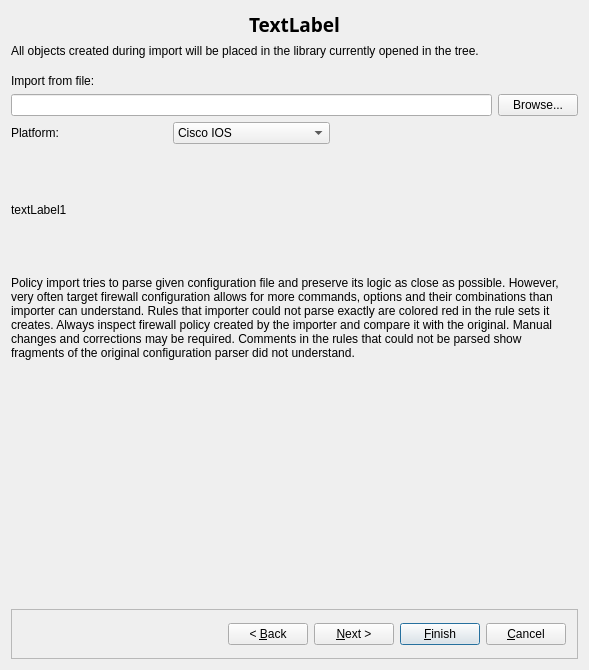
Above: src/gui/discoverydruid_q.ui from fwbuilder/fwbuilder before the change. Below: the same form after it.
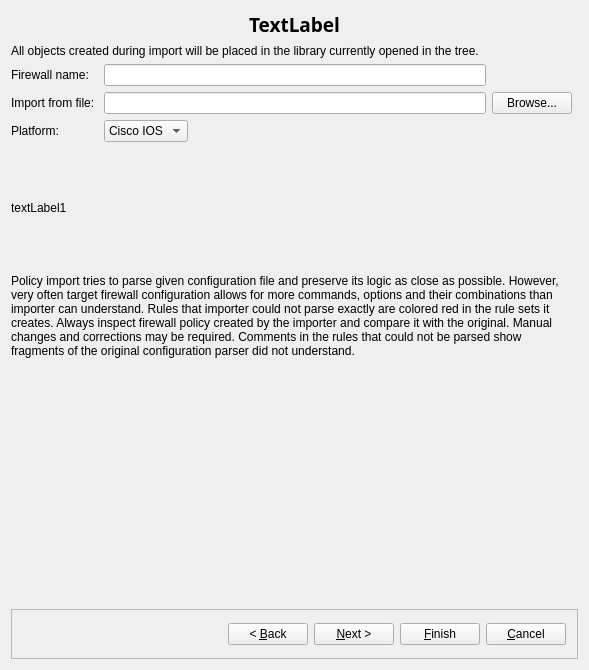
That is the form after the change. The open tabs and pages were chosen to show the change.

Commit message: Added firewall name input to policy import dialog (fixed #1596)

Patch:
```diff
--- a/src/gui/discoverydruid_q.ui
+++ b/src/gui/discoverydruid_q.ui
@@ -45,7 +45,7 @@
    <item>
     <widget class="QStackedWidget" name="stackedWidget">
      <property name="currentIndex">
-      <number>0</number>
+      <number>6</number>
      </property>
      <widget class="QWidget" name="WizardPage0">
       <layout class="QGridLayout">
@@ -272,7 +272,7 @@
          </property>
         </widget>
        </item>
-       <item row="9" column="1">
+       <item row="11" column="1">
         <spacer>
          <property name="orientation">
           <enum>Qt::Vertical</enum>
@@ -288,7 +288,7 @@
          </property>
         </spacer>
        </item>
-       <item row="8" column="0" colspan="4">
+       <item row="10" column="0" colspan="4">
         <widget class="QLabel" name="textLabel2_4">
          <property name="text">
           <string>Policy import tries to parse given configuration file and preserve its logic as close as possible. However, very often target firewall configuration allows for more commands, options and their combinations than importer can understand. Rules that importer could not parse exactly are colored red in the rule sets it creates. Always inspect firewall policy created by the importer and compare it with the original. Manual changes and corrections may be required. Comments in the rules that could not be parsed show fragments of the original configuration parser did not understand.</string>
@@ -301,47 +301,7 @@
          </property>
         </widget>
        </item>
-       <item row="2" column="0" colspan="4">
-        <widget class="QLabel" name="textLabel1_7">
-         <property name="text">
-          <string>Import from file: </string>
-         </property>
-         <property name="wordWrap">
-          <bool>false</bool>
-         </property>
-        </widget>
-       </item>
-       <item row="3" column="0" colspan="3">
-        <widget class="QLineEdit" name="import_filename"/>
-       </item>
-       <item row="3" column="3">
-        <widget class="QPushButton" name="import_browse">
-         <property name="sizePolicy">
-          <sizepolicy hsizetype="Fixed" vsizetype="Fixed">
-           <horstretch>0</horstretch>
-           <verstretch>0</verstretch>
-          </sizepolicy>
-         </property>
-         <property name="text">
-          <string>Browse...</string>
-         </property>
-        </widget>
-       </item>
-       <item row="4" column="1">
-        <widget class="QComboBox" name="import_platform">
-         <item>
-          <property name="text">
-           <string>Cisco IOS</string>
-          </property>
-         </item>
-         <item>
-          <property name="text">
-           <string>iptables</string>
-          </property>
-         </item>
-        </widget>
-       </item>
-       <item row="4" column="0">
+       <item row="6" column="0">
         <widget class="QLabel" name="textLabel2_3">
          <property name="text">
           <string>Platform:</string>
@@ -351,23 +311,7 @@
          </property>
         </widget>
        </item>
-       <item row="4" column="2" colspan="2">
-        <spacer>
-         <property name="orientation">
-          <enum>Qt::Horizontal</enum>
-         </property>
-         <property name="sizeType">
-          <enum>QSizePolicy::Expanding</enum>
-         </property>
-         <property name="sizeHint" stdset="0">
-          <size>
-           <width>110</width>
-           <height>20</height>
-          </size>
-         </property>
-        </spacer>
-       </item>
-       <item row="6" column="0" colspan="4">
+       <item row="8" column="0" colspan="4">
         <widget class="QLabel" name="import_text">
          <property name="minimumSize">
           <size>
@@ -386,6 +330,22 @@
          </property>
         </widget>
        </item>
+       <item row="9" column="1">
+        <spacer>
+         <property name="orientation">
+          <enum>Qt::Vertical</enum>
+         </property>
+         <property name="sizeType">
+          <enum>QSizePolicy::Fixed</enum>
+         </property>
+         <property name="sizeHint" stdset="0">
+          <size>
+           <width>20</width>
+           <height>10</height>
+          </size>
+         </property>
+        </spacer>
+       </item>
        <item row="7" column="1">
         <spacer>
          <property name="orientation">
@@ -402,37 +362,72 @@
          </property>
         </spacer>
        </item>
-       <item row="1" column="1">
-        <spacer>
-         <property name="orientation">
-          <enum>Qt::Vertical</enum>
+       <item row="2" column="0">
+        <widget class="QLabel" name="label">
+         <property name="text">
+          <string>Firewall name:</string>
          </property>
-         <property name="sizeType">
-          <enum>QSizePolicy::Fixed</enum>
+        </widget>
+       </item>
+       <item row="2" column="1">
+        <widget class="QLineEdit" name="obj_name"/>
+       </item>
+       <item row="3" column="0">
+        <widget class="QLabel" name="textLabel1_7">
+         <property name="text">
+          <string>Import from file: </string>
          </property>
-         <property name="sizeHint" stdset="0">
-          <size>
-           <width>20</width>
-           <height>10</height>
-          </size>
+         <property name="wordWrap">
+          <bool>false</bool>
          </property>
-        </spacer>
+        </widget>
        </item>
-       <item row="5" column="1">
-        <spacer>
-         <property name="orientation">
-          <enum>Qt::Vertical</enum>
+       <item row="3" column="1">
+        <widget class="QLineEdit" name="import_filename"/>
+       </item>
+       <item row="3" column="2">
+        <widget class="QPushButton" name="import_browse">
+         <property name="sizePolicy">
+          <sizepolicy hsizetype="Fixed" vsizetype="Fixed">
+           <horstretch>0</horstretch>
+           <verstretch>0</verstretch>
+          </sizepolicy>
          </property>
-         <property name="sizeType">
-          <enum>QSizePolicy::Fixed</enum>
+         <property name="text">
+          <string>Browse...</string>
          </property>
-         <property name="sizeHint" stdset="0">
-          <size>
-           <width>20</width>
-           <height>10</height>
-          </size>
-         </property>
-        </spacer>
+        </widget>
+       </item>
+       <item row="6" column="1">
+        <layout class="QHBoxLayout" name="horizontalLayout">
+         <item>
+          <widget class="QComboBox" name="import_platform">
+           <item>
+            <property name="text">
+             <string>Cisco IOS</string>
+            </property>
+           </item>
+           <item>
+            <property name="text">
+             <string>iptables</string>
+            </property>
+           </item>
+          </widget>
+         </item>
+         <item>
+          <spacer name="horizontalSpacer">
+           <property name="orientation">
+            <enum>Qt::Horizontal</enum>
+           </property>
+           <property name="sizeHint" stdset="0">
+            <size>
+             <width>40</width>
+             <height>20</height>
+            </size>
+           </property>
+          </spacer>
+         </item>
+        </layout>
        </item>
       </layout>
      </widget>
@@ -2059,9 +2054,6 @@
         <property name="text">
          <string>&lt; &amp;Back</string>
         </property>
-        <property name="autoDefault">
-         <bool>false</bool>
-        </property>
        </widget>
       </item>
       <item>
@@ -2069,9 +2061,6 @@
         <property name="text">
          <string>&amp;Next &gt;</string>
         </property>
-        <property name="default">
-         <bool>true</bool>
-        </property>
         <property name="flat">
          <bool>false</bool>
         </property>
@@ -2082,9 +2071,6 @@
         <property name="text">
          <string>&amp;Finish</string>
         </property>
-        <property name="default">
-         <bool>true</bool>
-        </property>
         <property name="flat">
          <bool>false</bool>
         </property>
@@ -2095,9 +2081,6 @@
         <property name="text">
          <string>&amp;Cancel</string>
         </property>
-        <property name="autoDefault">
-         <bool>false</bool>
-        </property>
        </widget>
       </item>
      </layout>
```
Left out of the diff: 202 changed lines with no effect on the pictures. The commit also changes 8 other files.
